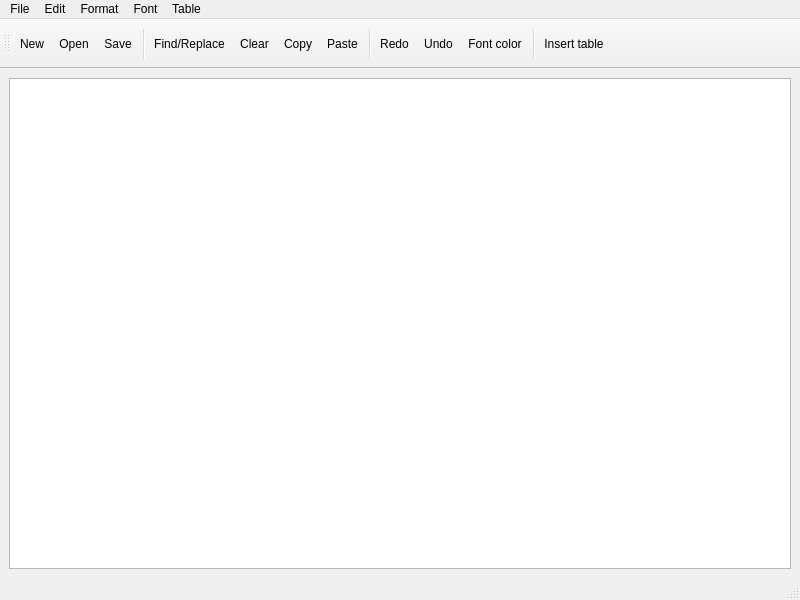
Qt form mainwindow.ui (fnDxrk/VPHAMI_Editor) before a commit.
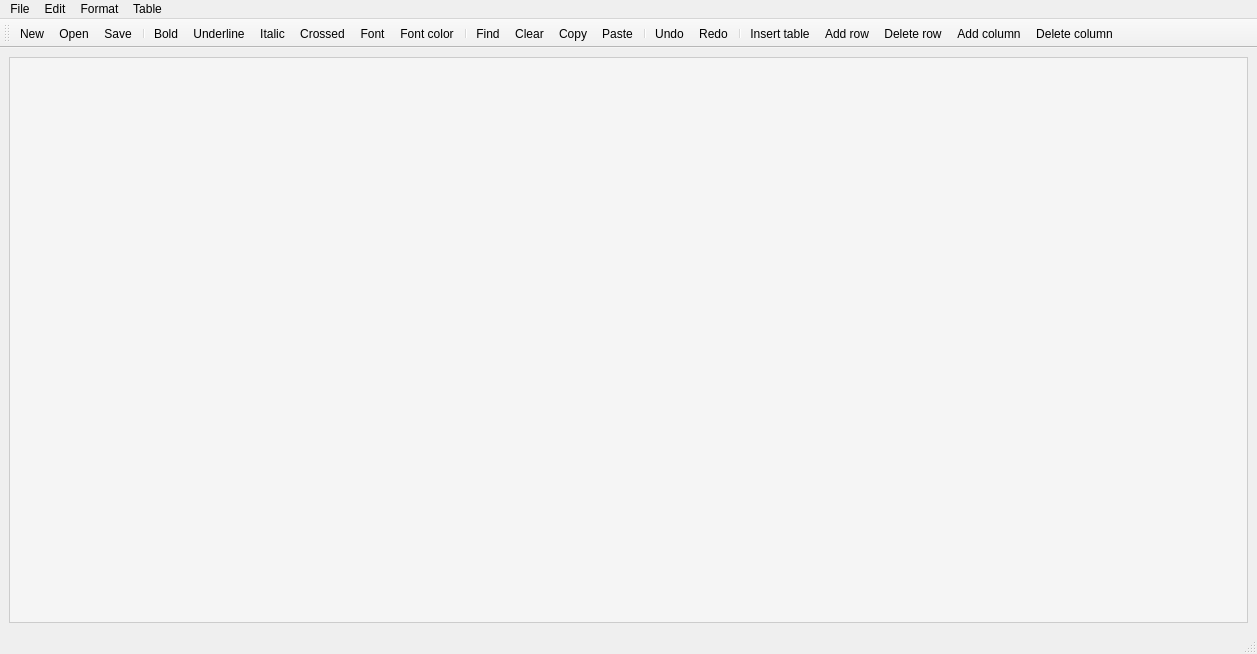
The same form after that commit. Icons and pictures are not drawn.

The edit to the form file:
```diff
--- a/mainwindow.ui
+++ b/mainwindow.ui
@@ -6,17 +6,124 @@
    <rect>
     <x>0</x>
     <y>0</y>
-    <width>800</width>
-    <height>600</height>
+    <width>1257</width>
+    <height>654</height>
    </rect>
   </property>
   <property name="windowTitle">
    <string>Text and Table Editor</string>
   </property>
-  <widget class="QWidget" name="centralwidget">
+  <property name="windowIcon">
+   <iconset resource="icons.qrc">
+    <normaloff>:/toolbar/icons/icon-app.png</normaloff>:/toolbar/icons/icon-app.png</iconset>
+  </property>
+  <widget class="QWidget" name="centralWidget">
    <layout class="QVBoxLayout" name="verticalLayout">
     <item>
-     <widget class="QTextEdit" name="textEditor"/>
+     <widget class="QTextEdit" name="textEdit">
+      <property name="palette">
+       <palette>
+        <active>
+         <colorrole role="Button">
+          <brush brushstyle="SolidPattern">
+           <color alpha="255">
+            <red>245</red>
+            <green>245</green>
+            <blue>245</blue>
+           </color>
+          </brush>
+         </colorrole>
+         <colorrole role="Base">
+          <brush brushstyle="SolidPattern">
+           <color alpha="255">
+            <red>245</red>
+            <green>245</green>
+            <blue>245</blue>
+           </color>
+          </brush>
+         </colorrole>
+         <colorrole role="Window">
+          <brush brushstyle="SolidPattern">
+           <color alpha="255">
+            <red>245</red>
+            <green>245</green>
+            <blue>245</blue>
+           </color>
+          </brush>
+         </colorrole>
+        </active>
+        <inactive>
+         <colorrole role="Button">
+          <brush brushstyle="SolidPattern">
+           <color alpha="255">
+            <red>245</red>
+            <green>245</green>
+            <blue>245</blue>
+           </color>
+          </brush>
+         </colorrole>
+         <colorrole role="Base">
+          <brush brushstyle="SolidPattern">
+           <color alpha="255">
+            <red>245</red>
+            <green>245</green>
+            <blue>245</blue>
+           </color>
+          </brush>
+         </colorrole>
+         <colorrole role="Window">
+          <brush brushstyle="SolidPattern">
+           <color alpha="255">
+            <red>245</red>
+            <green>245</green>
+            <blue>245</blue>
+           </color>
+          </brush>
+         </colorrole>
+        </inactive>
+        <disabled>
+         <colorrole role="Button">
+          <brush brushstyle="SolidPattern">
+           <color alpha="255">
+            <red>245</red>
+            <green>245</green>
+            <blue>245</blue>
+           </color>
+          </brush>
+         </colorrole>
+         <colorrole role="Base">
+          <brush brushstyle="SolidPattern">
+           <color alpha="255">
+            <red>245</red>
+            <green>245</green>
+            <blue>245</blue>
+           </color>
+          </brush>
+         </colorrole>
+         <colorrole role="Window">
+          <brush brushstyle="SolidPattern">
+           <color alpha="255">
+            <red>245</red>
+            <green>245</green>
+            <blue>245</blue>
+           </color>
+          </brush>
+         </colorrole>
+        </disabled>
+       </palette>
+      </property>
+      <property name="font">
+       <font>
+        <pointsize>12</pointsize>
+       </font>
+      </property>
+      <property name="styleSheet">
+       <string>QTextEdit { font-size: 12pt; padding: 10px; border: 1px solid #ccc; background-color: #f5f5f5; }</string>
+      </property>
+      <property name="placeholderText">
+       <string/>
+      </property>
+     </widget>
     </item>
    </layout>
   </widget>
@@ -25,7 +132,7 @@
     <rect>
      <x>0</x>
      <y>0</y>
-     <width>800</width>
+     <width>1257</width>
      <height>21</height>
     </rect>
    </property>
@@ -42,43 +149,52 @@
     <property name="title">
      <string>Edit</string>
     </property>
-    <addaction name="actionSearchReplace"/>
-    <addaction name="actionClear"/>
     <addaction name="actionUndo"/>
+    <addaction name="actionRedo"/>
+    <addaction name="separator"/>
     <addaction name="actionCopy"/>
     <addaction name="actionPaste"/>
+    <addaction name="actionClear"/>
+    <addaction name="actionFind"/>
+    <addaction name="actionReplace"/>
    </widget>
    <widget class="QMenu" name="menuFormat">
     <property name="title">
      <string>Format</string>
     </property>
-   </widget>
-   <widget class="QMenu" name="menuFont">
-    <property name="title">
-     <string>Font</string>
-    </property>
+    <addaction name="actionBold"/>
+    <addaction name="actionUnderline"/>
+    <addaction name="actionItalic"/>
+    <addaction name="actionStrike"/>
+    <addaction name="actionselectFont"/>
    </widget>
    <widget class="QMenu" name="menuTable">
     <property name="title">
      <string>Table</string>
     </property>
+    <addaction name="actionInsert_table"/>
+    <addaction name="actionaddrow"/>
+    <addaction name="actiondeleteRow"/>
+    <addaction name="actionaddColumn"/>
+    <addaction name="actiondeleteColumn"/>
    </widget>
    <addaction name="menuFile"/>
    <addaction name="menuEdit"/>
    <addaction name="menuFormat"/>
-   <addaction name="menuFont"/>
    <addaction name="menuTable"/>
   </widget>
-  <widget class="QStatusBar" name="statusbar"/>
   <widget class="QToolBar" name="mainToolBar">
+   <property name="enabled">
+    <bool>true</bool>
+   </property>
    <property name="minimumSize">
     <size>
      <width>0</width>
-     <height>50</height>
+     <height>0</height>
     </size>
    </property>
-   <property name="windowTitle">
-    <string>mainToolBar</string>
+   <property name="toolButtonStyle">
+    <enum>Qt::ToolButtonStyle::ToolButtonTextUnderIcon</enum>
    </property>
    <attribute name="toolBarArea">
     <enum>TopToolBarArea</enum>
@@ -90,18 +206,32 @@
    <addaction name="actionOpen"/>
    <addaction name="actionSave"/>
    <addaction name="separator"/>
-   <addaction name="actionSearchReplace"/>
+   <addaction name="actionBold"/>
+   <addaction name="actionUnderline"/>
+   <addaction name="actionItalic"/>
+   <addaction name="actionStrike"/>
+   <addaction name="actionselectFont"/>
+   <addaction name="actionFontSettings"/>
+   <addaction name="separator"/>
+   <addaction name="actionFind"/>
    <addaction name="actionClear"/>
    <addaction name="actionCopy"/>
    <addaction name="actionPaste"/>
    <addaction name="separator"/>
-   <addaction name="actionRedo"/>
    <addaction name="actionUndo"/>
-   <addaction name="actionFontSettings"/>
+   <addaction name="actionRedo"/>
    <addaction name="separator"/>
    <addaction name="actionInsert_table"/>
+   <addaction name="actionaddrow"/>
+   <addaction name="actiondeleteRow"/>
+   <addaction name="actionaddColumn"/>
+   <addaction name="actiondeleteColumn"/>
   </widget>
+  <widget class="QStatusBar" name="statusbar"/>
   <action name="actionNew">
+   <property name="icon">
+    <iconset theme="QIcon::ThemeIcon::DocumentNew"/>
+   </property>
    <property name="text">
     <string>New</string>
    </property>
@@ -110,6 +240,9 @@
    </property>
   </action>
   <action name="actionOpen">
+   <property name="icon">
+    <iconset theme="QIcon::ThemeIcon::DocumentOpen"/>
+   </property>
    <property name="text">
     <string>Open</string>
    </property>
@@ -118,6 +251,12 @@
    </property>
   </action>
   <action name="actionSave">
+   <property name="checkable">
+    <bool>true</bool>
+   </property>
+   <property name="icon">
+    <iconset theme="QIcon::ThemeIcon::DocumentSave"/>
+   </property>
    <property name="text">
     <string>Save</string>
    </property>
@@ -126,22 +265,32 @@
    </property>
   </action>
   <action name="actionExit">
+   <property name="icon">
+    <iconset resource="icons.qrc">
+     <normaloff>:/toolbar/icons/logout.png</normaloff>:/toolbar/icons/logout.png</iconset>
+   </property>
    <property name="text">
-    <string>Exit</string>
+    <string notr="true">Exit</string>
    </property>
    <property name="shortcut">
     <string>Ctrl+Q</string>
    </property>
   </action>
-  <action name="actionSearchReplace">
+  <action name="actionFind">
+   <property name="icon">
+    <iconset theme="QIcon::ThemeIcon::EditFind"/>
+   </property>
    <property name="text">
-    <string>Find/Replace</string>
+    <string>Find</string>
    </property>
    <property name="shortcut">
     <string>Ctrl+F</string>
    </property>
   </action>
   <action name="actionClear">
+   <property name="icon">
+    <iconset theme="QIcon::ThemeIcon::EditDelete"/>
+   </property>
    <property name="text">
     <string>Clear</string>
    </property>
@@ -150,6 +299,9 @@
    </property>
   </action>
   <action name="actionUndo">
+   <property name="icon">
+    <iconset theme="QIcon::ThemeIcon::EditUndo"/>
+   </property>
    <property name="text">
     <string>Undo</string>
    </property>
@@ -158,6 +310,9 @@
    </property>
   </action>
   <action name="actionCopy">
+   <property name="icon">
+    <iconset theme="QIcon::ThemeIcon::EditCopy"/>
+   </property>
    <property name="text">
     <string>Copy</string>
    </property>
@@ -166,6 +321,9 @@
    </property>
   </action>
   <action name="actionPaste">
+   <property name="icon">
+    <iconset theme="QIcon::ThemeIcon::EditPaste"/>
+   </property>
    <property name="text">
     <string>Paste</string>
    </property>
@@ -174,11 +332,18 @@
    </property>
   </action>
   <action name="actionFontSettings">
+   <property name="icon">
+    <iconset resource="icons.qrc">
+     <normaloff>:/toolbar/icons/text-editor.png</normaloff>:/toolbar/icons/text-editor.png</iconset>
+   </property>
    <property name="text">
     <string>Font color</string>
    </property>
   </action>
   <action name="actionRedo">
+   <property name="icon">
+    <iconset theme="QIcon::ThemeIcon::EditRedo"/>
+   </property>
    <property name="text">
     <string>Redo</string>
    </property>
@@ -187,11 +352,137 @@
    </property>
   </action>
   <action name="actionInsert_table">
+   <property name="icon">
+    <iconset resource="icons.qrc">
+     <normaloff>:/toolbar/icons/table.png</normaloff>:/toolbar/icons/table.png</iconset>
+   </property>
    <property name="text">
     <string>Insert table</string>
    </property>
    <property name="shortcut">
-    <string>Ctrl+J</string>
+    <string>Ctrl+T</string>
+   </property>
+  </action>
+  <action name="actionReplace">
+   <property name="icon">
+    <iconset resource="icons.qrc">
+     <normaloff>:/toolbar/icons/exchange.png</normaloff>:/toolbar/icons/exchange.png</iconset>
+   </property>
+   <property name="text">
+    <string>Replace</string>
+   </property>
+   <property name="shortcut">
+    <string>Ctrl+R</string>
+   </property>
+   <property name="menuRole">
+    <enum>QAction::MenuRole::TextHeuristicRole</enum>
+   </property>
+  </action>
+  <action name="actionBold">
+   <property name="icon">
+    <iconset theme="QIcon::ThemeIcon::FormatTextBold"/>
+   </property>
+   <property name="text">
+    <string>Bold</string>
+   </property>
+   <property name="menuRole">
+    <enum>QAction::MenuRole::TextHeuristicRole</enum>
+   </property>
+   <property name="shortcutVisibleInContextMenu">
+    <bool>true</bool>
+   </property>
+  </action>
+  <action name="actionUnderline">
+   <property name="icon">
+    <iconset theme="QIcon::ThemeIcon::FormatTextUnderline"/>
+   </property>
+   <property name="text">
+    <string>Underline</string>
+   </property>
+   <property name="menuRole">
+    <enum>QAction::MenuRole::TextHeuristicRole</enum>
+   </property>
+  </action>
+  <action name="actionItalic">
+   <property name="icon">
+    <iconset theme="QIcon::ThemeIcon::FormatTextItalic"/>
+   </property>
+   <property name="text">
+    <string>Italic</string>
+   </property>
+   <property name="menuRole">
+    <enum>QAction::MenuRole::TextHeuristicRole</enum>
+   </property>
+  </action>
+  <action name="actionStrike">
+   <property name="icon">
+    <iconset theme="QIcon::ThemeIcon::FormatTextStrikethrough"/>
+   </property>
+   <property name="text">
+    <string>Crossed</string>
+   </property>
+   <property name="menuRole">
+    <enum>QAction::MenuRole::TextHeuristicRole</enum>
+   </property>
+  </action>
+  <action name="actionaddrow">
+   <property name="icon">
+    <iconset resource="icons.qrc">
+     <normaloff>:/toolbar/icons/row.png</normaloff>:/toolbar/icons/row.png</iconset>
+   </property>
+   <property name="text">
+    <string>Add row</string>
+   </property>
+   <property name="menuRole">
+    <enum>QAction::MenuRole::TextHeuristicRole</enum>
+   </property>
+  </action>
+  <action name="actiondeleteRow">
+   <property name="icon">
+    <iconset resource="icons.qrc">
+     <normaloff>:/toolbar/icons/row-delete.png</normaloff>:/toolbar/icons/row-delete.png</iconset>
+   </property>
+   <property name="text">
+    <string>Delete row</string>
+   </property>
+   <property name="menuRole">
+    <enum>QAction::MenuRole::TextHeuristicRole</enum>
+   </property>
+  </action>
+  <action name="actionaddColumn">
+   <property name="icon">
+    <iconset resource="icons.qrc">
+     <normaloff>:/toolbar/icons/column.png</normaloff>:/toolbar/icons/column.png</iconset>
+   </property>
+   <property name="text">
+    <string>Add column</string>
+   </property>
+   <property name="menuRole">
+    <enum>QAction::MenuRole::TextHeuristicRole</enum>
+   </property>
+  </action>
+  <action name="actiondeleteColumn">
+   <property name="icon">
+    <iconset resource="icons.qrc">
+     <normaloff>:/toolbar/icons/column-delete.png</normaloff>:/toolbar/icons/column-delete.png</iconset>
+   </property>
+   <property name="text">
+    <string>Delete column</string>
+   </property>
+   <property name="menuRole">
+    <enum>QAction::MenuRole::TextHeuristicRole</enum>
+   </property>
+  </action>
+  <action name="actionselectFont">
+   <property name="icon">
+    <iconset resource="icons.qrc">
+     <normaloff>:/toolbar/icons/text_3548659.png</normaloff>:/toolbar/icons/text_3548659.png</iconset>
+   </property>
+   <property name="text">
+    <string>Font</string>
+   </property>
+   <property name="menuRole">
+    <enum>QAction::MenuRole::TextHeuristicRole</enum>
    </property>
   </action>
  </widget>
```
Left out of the diff: 4 changed lines with no effect on the pictures.
